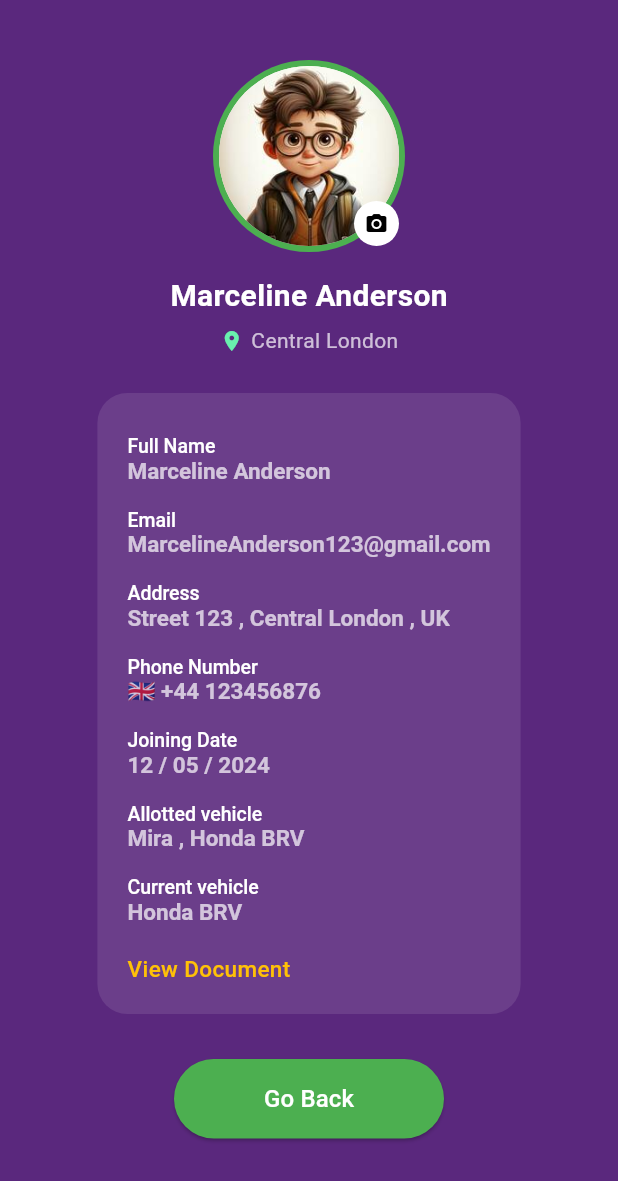
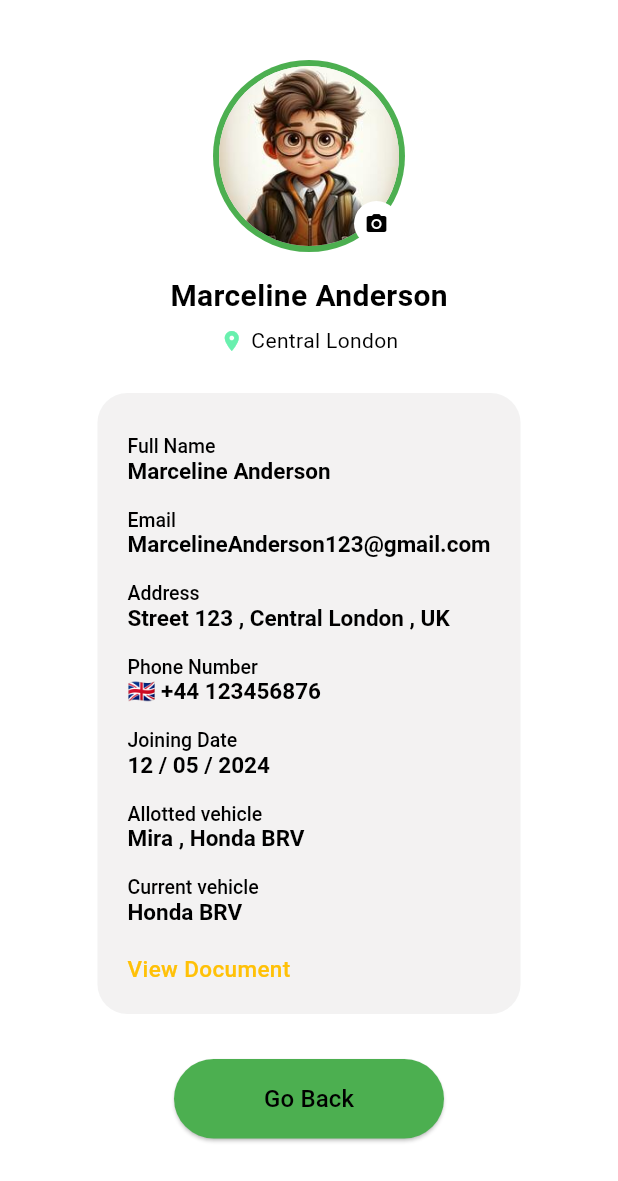
Before and after one commit to mfaheem123/nexus_driver_app, a Flutter app: the ProfileScreen screen opened by its route, on a phone screen of 412 x 824 dp. Shown: the top 1181 px of the screen. Run offline on Flutter 3.47's test engine with Material 3 defaults, Android fonts, the phone set to English and light mode, and no system bars; our stand-ins replace bot_toast, dio, flutter_easyloading, flutter_spinkit, get, get_storage; missing offline and left inert: screen_brightness; accounts and stored records are empty.

Commit message:
second 25_09_2025

```diff
--- a/lib/Routes/app_pages.dart
+++ b/lib/Routes/app_pages.dart
@@ -23,8 +23,8 @@ part 'app_routes.dart';
 class AppPages {
   AppPages._();
 
-  static const initial = Routes.driverDashboard;
-  // static const initial = Routes.SelectCompany;
+  // static const initial = Routes.driverDashboard;
+  static const initial = Routes.SelectCompany;
 
   static final routes = [
     GetPage(name: _Paths.loginScreen, page: () => LoginScreen()),
--- a/lib/View/home/DriverDashboard.dart
+++ b/lib/View/home/DriverDashboard.dart
@@ -351,7 +351,7 @@ class _DashboardHomeState extends State<DashboardHome> {
   }
 
   Widget _buildDashboardButton(
-    IconData icon,
+    IconData? icon,
     String title, {
     bool badge = false,
     bool check = false,
@@ -376,6 +376,7 @@ class _DashboardHomeState extends State<DashboardHome> {
             child: Column(
               mainAxisSize: MainAxisSize.min,
               children: [
+
                 Icon(icon, color: Colors.white, size: 40),
                 const SizedBox(height: 10),
                 Text(
--- a/lib/View/home/profileScreen.dart
+++ b/lib/View/home/profileScreen.dart
@@ -6,23 +6,27 @@ class ProfileScreen extends StatelessWidget {
 
   @override
   Widget build(BuildContext context) {
+    final theme = Theme.of(context);
     return Scaffold(
-      backgroundColor: const Color(0xFF5A287D),                                          // yha pr color hai -------------------------
+      backgroundColor: theme
+          .scaffoldBackgroundColor, // yha pr color hai -------------------------
       body: SingleChildScrollView(
         child: Column(
           children: [
             const SizedBox(height: 40),
             // Profile Picture with Camera Icon
-            const Stack(
+            Stack(
               alignment: Alignment.bottomRight,
               children: [
                 CircleAvatar(
                   radius: 64,
-                  backgroundColor: Colors.green,    // yha pr color hai -------------------------
+                  backgroundColor: Colors
+                      .green, // yha pr color hai -------------------------
                   child: CircleAvatar(
                     radius: 60,
                     backgroundImage: AssetImage('assets/profile.jpg'),
-                    backgroundColor: Colors.white,                                          // yha pr color hai -----------------------------
+                    backgroundColor: theme
+                        .scaffoldBackgroundColor, // yha pr color hai -----------------------------
                   ),
                 ),
                 Positioned(
@@ -30,29 +34,44 @@ class ProfileScreen extends StatelessWidget {
                   right: 4,
                   child: CircleAvatar(
                     radius: 15,
-                    backgroundColor: Colors.white,                                          // yha pr color hai -----------------------------
-                    child: Icon(Icons.camera_alt, size: 16, color: Colors.black),         // yha pr color hai --------------
+                    backgroundColor: Colors
+                        .white, // yha pr color hai -----------------------------
+                    child: Icon(
+                      Icons.camera_alt,
+                      size: 16,
+                      color: Colors.black,
+                    ), // yha pr color hai --------------
                   ),
                 ),
               ],
             ),
             const SizedBox(height: 15),
-            const Text(
+            Text(
               "Marceline Anderson",
               style: TextStyle(
-                  color: Colors.white,                                                        // yha pr color hai ---------------------------
+                color: theme
+                    .textTheme
+                    .bodyMedium!
+                    .color, // yha pr color hai ---------------------------
                 fontSize: 20,
-                  fontWeight: FontWeight.bold),
+                fontWeight: FontWeight.bold,
+              ),
             ),
             const SizedBox(height: 5),
-            const Row(
+            Row(
               mainAxisAlignment: MainAxisAlignment.center,
               children: [
-                Icon(Icons.location_on, size: 16, color: Colors.greenAccent),             // yha pr color hai --------------------------
+                Icon(
+                  Icons.location_on,
+                  size: 16,
+                  color: Colors.greenAccent,
+                ), // yha pr color hai --------------------------
                 SizedBox(width: 5),
                 Text(
                   "Central London",
-                  style: TextStyle(color: Colors.white70),              // yha pr color hai ------------------------------------
+                  style: TextStyle(
+                    color: theme.textTheme.bodyMedium!.color,
+                  ), // yha pr color hai ------------------------------------
                 ),
               ],
             ),
@@ -63,33 +82,53 @@ class ProfileScreen extends StatelessWidget {
               margin: const EdgeInsets.symmetric(horizontal: 20),
               padding: const EdgeInsets.all(20),
               decoration: BoxDecoration(
-                color: Colors.white.withOpacity(0.1),                                     // yha pr color hai --------------------------
+                color: const Color.fromARGB(255, 133, 132, 132).withOpacity(
+                  0.1,
+                ), // yha pr color hai --------------------------
                 borderRadius: BorderRadius.circular(20),
               ),
-              child: const Column(
+              child: Column(
                 crossAxisAlignment: CrossAxisAlignment.start,
                 children: [
-                  _ProfileInfoItem(title: "Full Name", value: "Marceline Anderson"),
+                  _ProfileInfoItem(
+                    title: "Full Name",
+                    value: "Marceline Anderson",
+                  ),
                   _ProfileInfoItem(
                     title: "Email",
-                      value: "MarcelineAnderson123@gmail.com"),
+                    value: "MarcelineAnderson123@gmail.com",
+                  ),
                   _ProfileInfoItem(
                     title: "Address",
-                      value: "Street 123 , Central London , UK"),
+                    value: "Street 123 , Central London , UK",
+                  ),
                   _ProfileInfoItem(
                     title: "Phone Number",
                     value: "+44 123456876",
-                      flagEmoji: "🇬🇧"),
-                  _ProfileInfoItem(title: "Joining Date", value: "12 / 05 / 2024"),
+                    flagEmoji: "🇬🇧",
+                  ),
                   _ProfileInfoItem(
-                      title: "Allotted vehicle", value: "Mira , Honda BRV"),
-                  _ProfileInfoItem(title: "Current vehicle", value: "Honda BRV"),
+                    title: "Joining Date",
+                    value: "12 / 05 / 2024",
+                  ),
+                  _ProfileInfoItem(
+                    title: "Allotted vehicle",
+                    value: "Mira , Honda BRV",
+                  ),
+                  _ProfileInfoItem(
+                    title: "Current vehicle",
+                    value: "Honda BRV",
+                  ),
                   SizedBox(height: 10),
-                  Text("View Document",
+                  Text(
+                    "View Document",
                     style: TextStyle(
-                          color: Colors.amber,                                                                  // yha pr color hai ------------------------
+                      color: Colors
+                          .amber, // yha pr color hai ------------------------
                       fontWeight: FontWeight.w500,
-                          fontSize: 15)),
+                      fontSize: 15,
+                    ),
+                  ),
                 ],
               ),
             ),
@@ -103,14 +142,19 @@ class ProfileScreen extends StatelessWidget {
                   Get.back();
                 },
                 style: ElevatedButton.styleFrom(
-                  backgroundColor: Colors.green,                                                    // yha pr color hai ---------------------------------
+                  backgroundColor: Colors
+                      .green, // yha pr color hai ---------------------------------
                   shape: RoundedRectangleBorder(
-                      borderRadius: BorderRadius.circular(30)),
+                    borderRadius: BorderRadius.circular(30),
+                  ),
                   padding: const EdgeInsets.symmetric(vertical: 15),
                 ),
-                child: const Text(
+                child: Text(
                   "Go Back",
-                  style: TextStyle(color: Colors.white, fontSize: 16),                          // yha pr color hai ------------------------------------
+                  style: TextStyle(
+                    color: theme.textTheme.bodyMedium!.color,
+                    fontSize: 16,
+                  ), // yha pr color hai ------------------------------------
                 ),
               ),
             ),
@@ -127,32 +171,38 @@ class _ProfileInfoItem extends StatelessWidget {
   final String value;
   final String? flagEmoji;
 
-  const _ProfileInfoItem({
-    required this.title,
-    required this.value,
-    this.flagEmoji,
-  });
+  _ProfileInfoItem({required this.title, required this.value, this.flagEmoji});
 
   @override
   Widget build(BuildContext context) {
+    final theme = Theme.of(context);
     return Padding(
-      padding: const EdgeInsets.symmetric(vertical: 8),
+      padding: EdgeInsets.symmetric(vertical: 8),
       child: RichText(
         text: TextSpan(
           children: [
             TextSpan(
               text: "$title\n",
-                style: const TextStyle(
-                    color: Colors.white,                                                      // yha pr color hai -----------------------
+              style: TextStyle(
+                color: theme
+                    .textTheme
+                    .bodyMedium!
+                    .color, // yha pr color hai -----------------------
                 fontSize: 13,
-                    fontWeight: FontWeight.w500)),
+                fontWeight: FontWeight.w500,
+              ),
+            ),
             TextSpan(
               text: flagEmoji != null ? "$flagEmoji $value" : value,
-              style: const TextStyle(
-                  color: Colors.white70,                                                        // yha pr color hai ---------------------------
+              style: TextStyle(
+                color: theme
+                    .textTheme
+                    .bodyMedium!
+                    .color, // yha pr color hai ---------------------------
 
                 fontSize: 15,
-                  fontWeight: FontWeight.bold),
+                fontWeight: FontWeight.bold,
+              ),
             ),
           ],
         ),
```
Also changed, not shown: lib/View/home/my_earning.dart (+48 -18 lines), assets/driverPay.jpeg (added), assets/flagDown.jpeg (added), assets/statistics.jpeg (added). Lines whose indentation alone changed are shown as unchanged.
